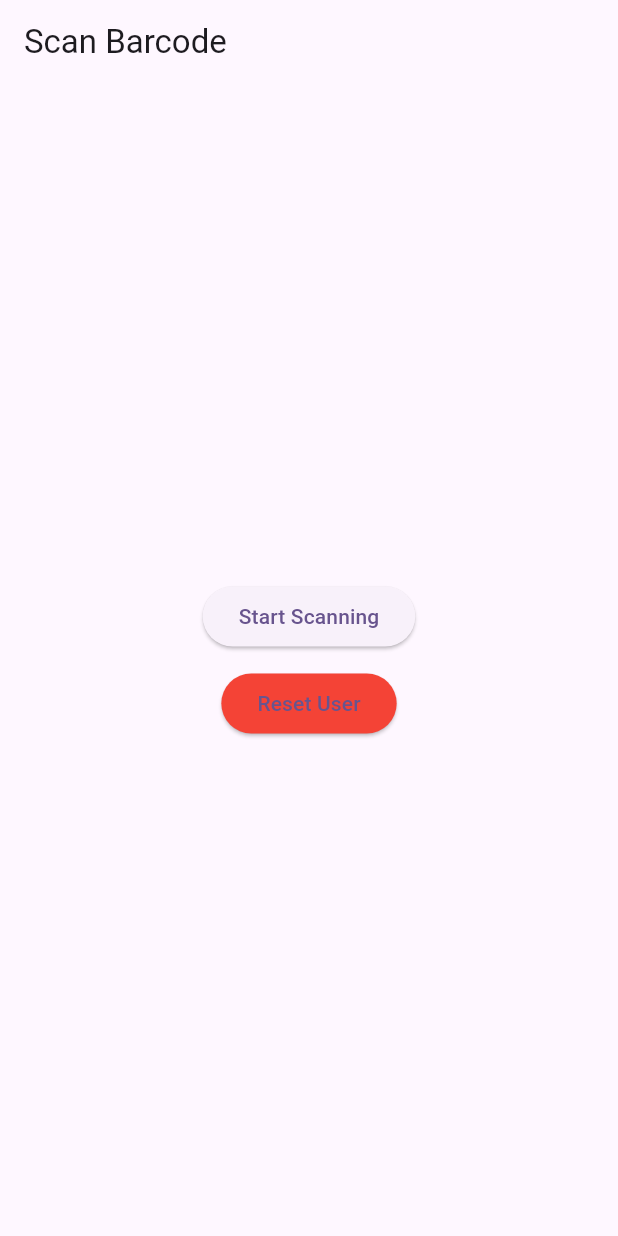
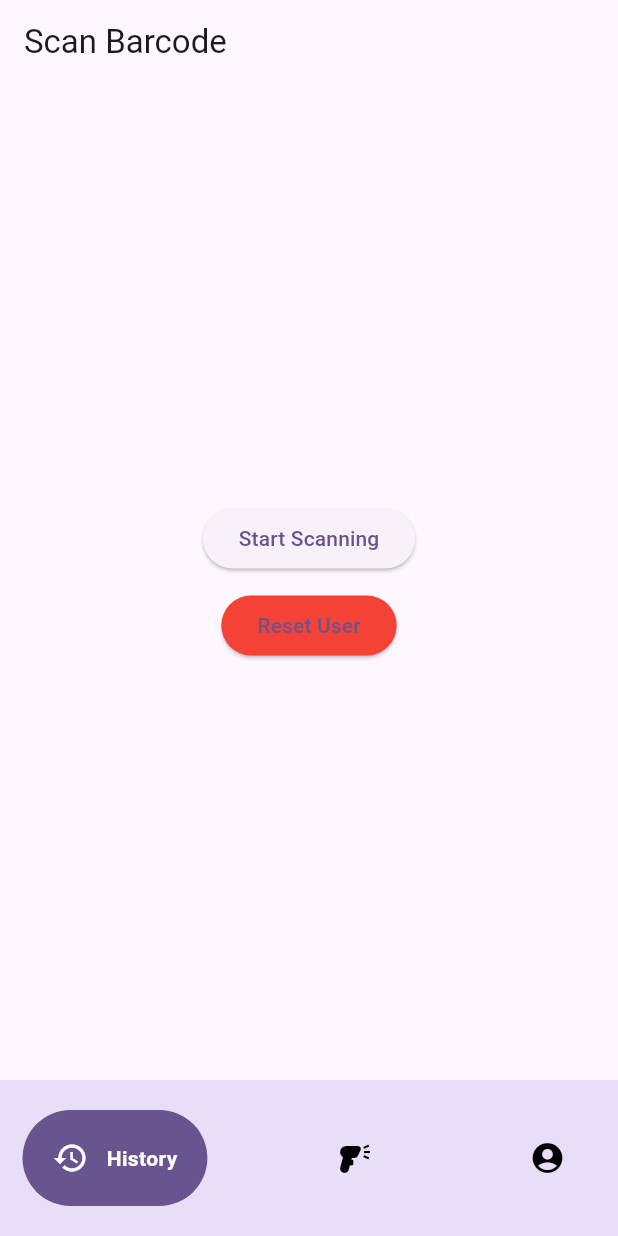
Before and after one commit to simbiss/GitHealthy, a Flutter app: the BarcodeScanPage screen opened directly, on a phone screen of 412 x 824 dp. Run offline on Flutter 3.47's test engine with Material 3 defaults, Android fonts, the phone set to English and light mode, and no system bars; drawn by our look-alikes of google_nav_bar; our stand-ins replace permission_handler, shared_preferences; missing offline and left inert: flutter_barcode_scanner; accounts and stored records are empty; network calls fail.

Commit message:
Nav bar on all

```diff
--- a/lib/pages/page_camera_scanner.dart
+++ b/lib/pages/page_camera_scanner.dart
@@ -1,4 +1,6 @@
 import 'package:flutter/material.dart';
+import 'package:google_nav_bar/google_nav_bar.dart';
+import 'package:marihacks7/pages/page_scan_history.dart';
 import 'package:marihacks7/pages/page_username.dart';
 import 'package:marihacks7/service/scan_service.dart';
 import 'package:marihacks7/pages/page_barcode_result.dart';
@@ -16,6 +18,7 @@ class BarcodeScanPage extends StatefulWidget {
 class _BarcodeScanPageState extends State<BarcodeScanPage> {
   final ScanService _scanService = ScanService();
   String _userName = '';
+  int selectedIndex = 0;
 
   @override
   void initState() {
@@ -58,7 +61,7 @@ class _BarcodeScanPageState extends State<BarcodeScanPage> {
     }
   }
 
-  void _startBarcodeScan() async {
+  void startBarcodeScan() async {
     String barcodeResult = await _scanService.scanBarcode();
     if (barcodeResult.isNotEmpty) {
       Navigator.of(context).push(
@@ -86,7 +89,7 @@ class _BarcodeScanPageState extends State<BarcodeScanPage> {
                     style: Theme.of(context).textTheme.headline6),
               ),
             ElevatedButton(
-              onPressed: _startBarcodeScan,
+              onPressed: startBarcodeScan,
               child: Text('Start Scanning'),
             ),
             SizedBox(height: 10), // Spacing between buttons
@@ -101,6 +104,62 @@ class _BarcodeScanPageState extends State<BarcodeScanPage> {
           ],
         ),
       ),
+      bottomNavigationBar: Container(
+          color: Theme.of(context).colorScheme.secondaryContainer,
+          child: Padding(
+            padding: const EdgeInsets.symmetric(horizontal: 15, vertical: 20),
+            child: GNav(
+              backgroundColor: Theme.of(context).colorScheme.secondaryContainer,
+              tabBackgroundColor: Theme.of(context).colorScheme.primary,
+              activeColor: Theme.of(context).colorScheme.onPrimary,
+              gap: 12,
+              padding: const EdgeInsets.all(20),
+              selectedIndex: 0,
+              onTabChange: (index) {
+                setState(() {
+                  selectedIndex = index;
+                  if (selectedIndex == 0) {
+                    Navigator.push(
+                      context,
+                      PageRouteBuilder(
+                        pageBuilder: (context, animation, secondaryAnimation) =>
+                            HistoryPage(),
+                      ),
+                    );
+                  }
+                  if (selectedIndex == 1) {
+                    startBarcodeScan;
+                  }
+                  if (selectedIndex == 2) {
+                    /*
+                    Navigator.push(
+                      context,
+                      PageRouteBuilder(
+                        pageBuilder: (context, animation, secondaryAnimation) =>
+                            pageProfil(), //remplacer par le nom de la  page,
+                      ),
+                    );
+                    */
+                  }
+                });
+              },
+              tabs: const [
+                GButton(
+                  icon: Icons.history,
+                  text: 'History',
+                ),
+                GButton(
+                  icon: Icons.barcode_reader,
+                  text: 'Scan',
+                ),
+                GButton(
+                  icon: Icons.account_circle,
+                  text: 'Profile',
+                )
+              ],
+            ),
+          ),
+        )
     );
   }
 }
```
Also changed, not shown: lib/pages/page_barcode_result.dart (+10 -21 lines), lib/pages/page_scan_history.dart (+59 -2 lines).
